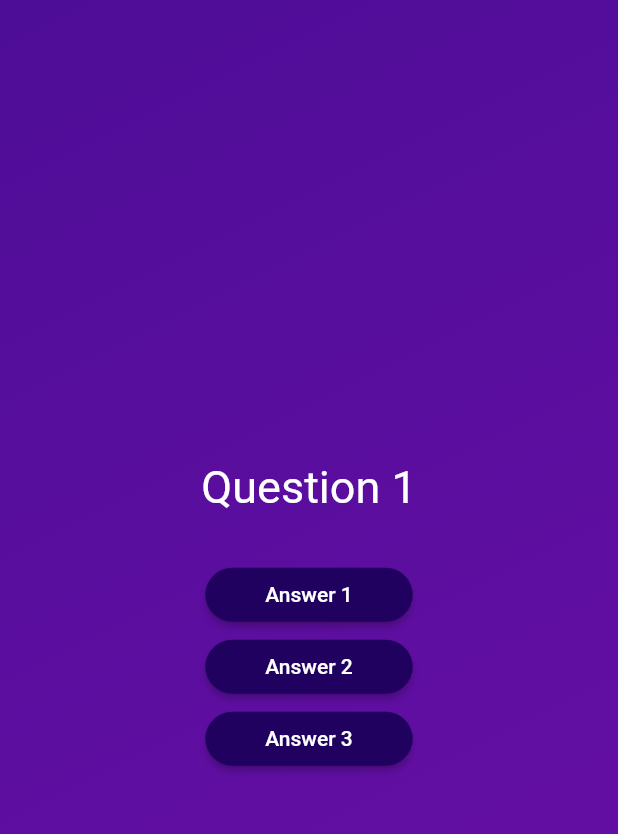
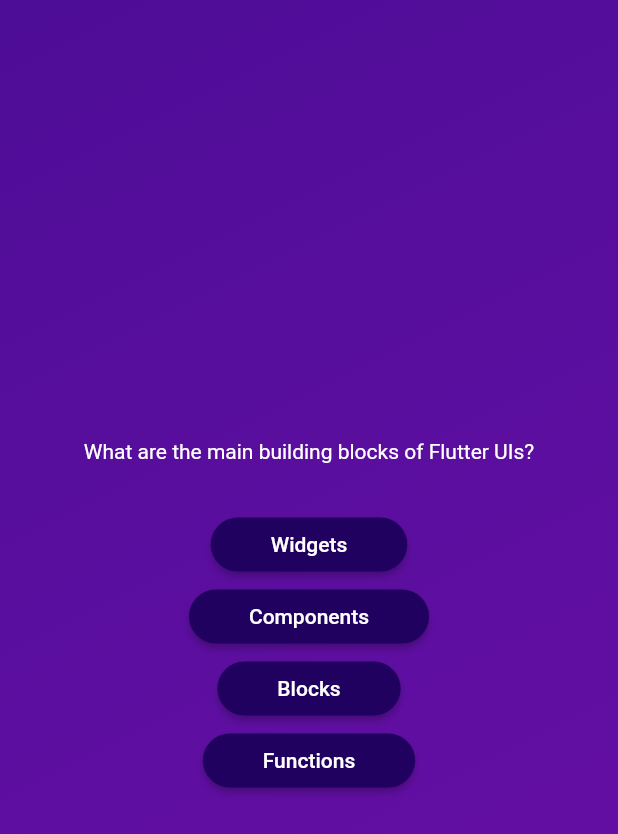
Before and after one commit to daniel-liberto/flutter-quiz-app, a Flutter app: the screen it shows after launch, after a tap on "Start Quiz", on a phone screen of 412 x 824 dp. Shown: the top 834 px of the screen. Run offline on Flutter 3.47's test engine with Material 2 defaults, Android fonts, the phone set to English and light mode, and no system bars.

Commit message:
the app now are already consuming the questions

```diff
--- a/lib/questions_screen.dart
+++ b/lib/questions_screen.dart
@@ -1,5 +1,6 @@
 import 'package:flutter/material.dart';
 import 'package:quiz_app/answer_button.dart';
+import 'package:quiz_app/data/questions.dart';
 
 class QuestionsScreen extends StatefulWidget {
   const QuestionsScreen({super.key});
@@ -11,28 +12,23 @@ class QuestionsScreen extends StatefulWidget {
 class _QuestionsScreenState extends State<QuestionsScreen> {
   @override
   Widget build(BuildContext context) {
+    final currentQuestion = questions[0];
+
     return SizedBox(
       width: double.infinity,
       child: Column(
         mainAxisAlignment: MainAxisAlignment.center,
         children: [
-          const Text(
-            'Question 1',
-            style: TextStyle(color: Colors.white, fontSize: 30),
+          Text(
+            currentQuestion.text,
+            style: const TextStyle(
+              color: Colors.white,
+            ),
           ),
           const SizedBox(height: 30),
-          AnswerButton(
-            onTap: () {},
-            answerText: 'Answer 1',
-          ),
-          AnswerButton(
-            onTap: () {},
-            answerText: 'Answer 2',
-          ),
-          AnswerButton(
-            onTap: () {},
-            answerText: 'Answer 3',
-          ),
+          ...currentQuestion.answers.map((answer) {
+            return AnswerButton(onTap: () {}, answerText: answer);
+          })
         ],
       ),
     );
```
Also changed, not shown: lib/data/questions.dart (+9 -6 lines).
